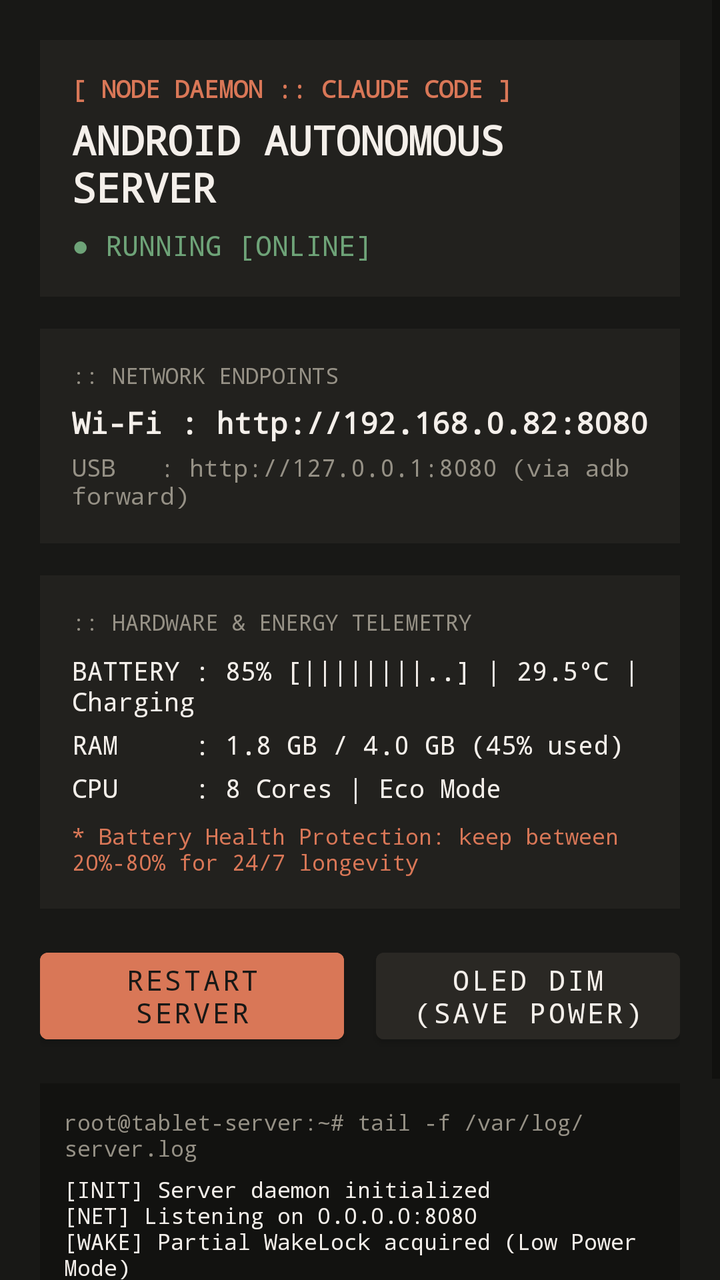
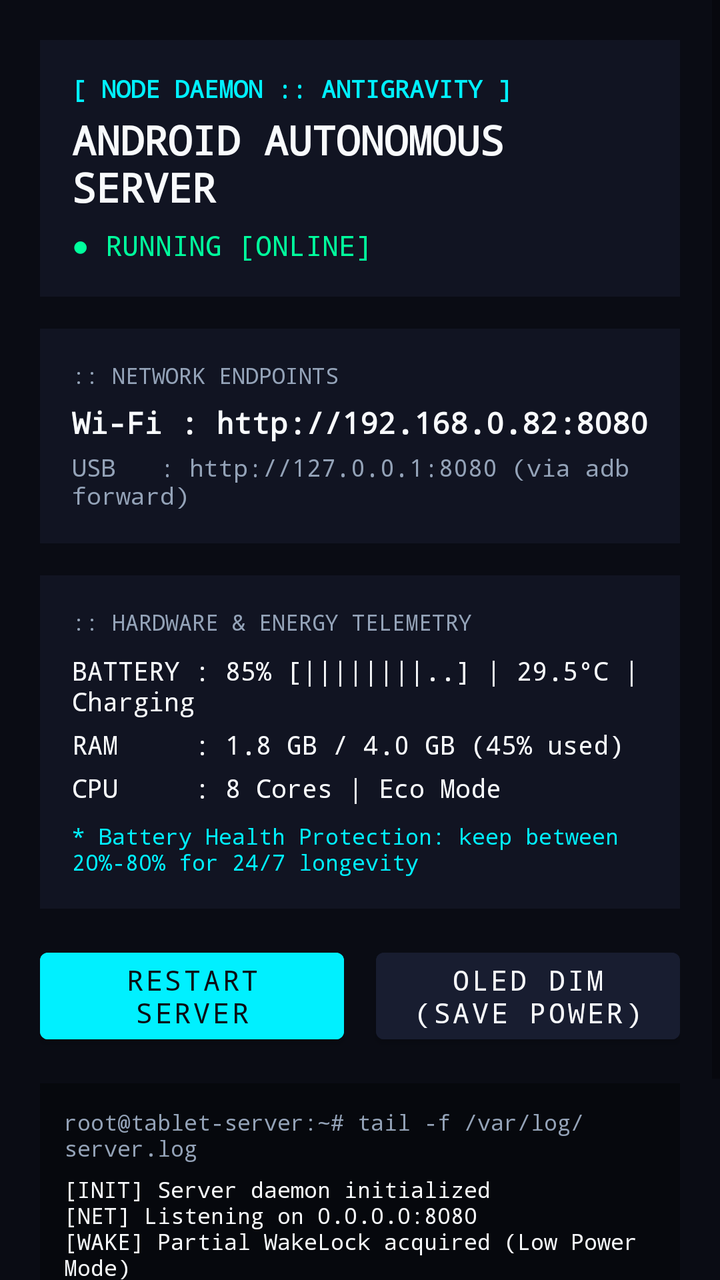

Screens rendered from an Android XML layout before and after an edit, with the pre-edit source and the edit as a unified diff.
<!-- AndroidManifest.xml: activity theme Theme.AndroidServer -->
<!-- res/layout/activity_main.xml -->
<?xml version="1.0" encoding="utf-8"?>
<ScrollView xmlns:android="http://schemas.android.com/apk/res/android"
    android:layout_width="match_parent"
    android:layout_height="match_parent"
    android:background="@color/bg_main"
    android:fillViewport="true">

    <LinearLayout
        android:layout_width="match_parent"
        android:layout_height="wrap_content"
        android:orientation="vertical"
        android:padding="20dp">

        
        <LinearLayout
            android:layout_width="match_parent"
            android:layout_height="wrap_content"
            android:background="@color/bg_surface"
            android:orientation="vertical"
            android:padding="16dp"
            android:layout_marginBottom="16dp">

            <TextView
                android:layout_width="wrap_content"
                android:layout_height="wrap_content"
                android:fontFamily="monospace"
                android:text="[ NODE DAEMON :: CLAUDE CODE ]"
                android:textColor="@color/accent_claude"
                android:textSize="12sp"
                android:textStyle="bold" />

            <TextView
                android:id="@+id/tvDeviceTitle"
                android:layout_width="wrap_content"
                android:layout_height="wrap_content"
                android:fontFamily="monospace"
                android:text="ANDROID AUTONOMOUS SERVER"
                android:textColor="@color/text_primary"
                android:textSize="20sp"
                android:textStyle="bold"
                android:layout_marginTop="4dp" />

            <TextView
                android:id="@+id/tvServerStatusBadge"
                android:layout_width="wrap_content"
                android:layout_height="wrap_content"
                android:fontFamily="monospace"
                android:text="● RUNNING [ONLINE]"
                android:textColor="@color/status_green"
                android:textSize="14sp"
                android:layout_marginTop="6dp" />
        </LinearLayout>

        
        <LinearLayout
            android:layout_width="match_parent"
            android:layout_height="wrap_content"
            android:background="@color/bg_surface"
            android:orientation="vertical"
            android:padding="16dp"
            android:layout_marginBottom="16dp">

            <TextView
                android:layout_width="wrap_content"
                android:layout_height="wrap_content"
                android:fontFamily="monospace"
                android:text=":: NETWORK ENDPOINTS"
                android:textColor="@color/text_secondary"
                android:textSize="11sp" />

            <TextView
                android:id="@+id/tvNetworkUrl"
                android:layout_width="wrap_content"
                android:layout_height="wrap_content"
                android:fontFamily="monospace"
                android:text="Wi-Fi : http://192.168.0.82:8080"
                android:textColor="@color/text_primary"
                android:textSize="15sp"
                android:textStyle="bold"
                android:layout_marginTop="6dp" />

            <TextView
                android:id="@+id/tvUsbUrl"
                android:layout_width="wrap_content"
                android:layout_height="wrap_content"
                android:fontFamily="monospace"
                android:text="USB   : http://127.0.0.1:8080 (via adb forward)"
                android:textColor="@color/text_secondary"
                android:textSize="12sp"
                android:layout_marginTop="4dp" />
        </LinearLayout>

        
        <LinearLayout
            android:layout_width="match_parent"
            android:layout_height="wrap_content"
            android:background="@color/bg_surface"
            android:orientation="vertical"
            android:padding="16dp"
            android:layout_marginBottom="16dp">

            <TextView
                android:layout_width="wrap_content"
                android:layout_height="wrap_content"
                android:fontFamily="monospace"
                android:text=":: HARDWARE &amp; ENERGY TELEMETRY"
                android:textColor="@color/text_secondary"
                android:textSize="11sp" />

            <TextView
                android:id="@+id/tvBatteryStats"
                android:layout_width="wrap_content"
                android:layout_height="wrap_content"
                android:fontFamily="monospace"
                android:text="BATTERY : 85% [||||||||..] | 29.5°C | Charging"
                android:textColor="@color/text_primary"
                android:textSize="13sp"
                android:layout_marginTop="8dp" />

            <TextView
                android:id="@+id/tvMemoryStats"
                android:layout_width="wrap_content"
                android:layout_height="wrap_content"
                android:fontFamily="monospace"
                android:text="RAM     : 1.8 GB / 4.0 GB (45% used)"
                android:textColor="@color/text_primary"
                android:textSize="13sp"
                android:layout_marginTop="4dp" />

            <TextView
                android:id="@+id/tvCpuStats"
                android:layout_width="wrap_content"
                android:layout_height="wrap_content"
                android:fontFamily="monospace"
                android:text="CPU     : 8 Cores | Eco Mode"
                android:textColor="@color/text_primary"
                android:textSize="13sp"
                android:layout_marginTop="4dp" />

            <TextView
                android:id="@+id/tvBatteryAdvice"
                android:layout_width="wrap_content"
                android:layout_height="wrap_content"
                android:fontFamily="monospace"
                android:text="* Battery Health Protection: keep between 20%-80% for 24/7 longevity"
                android:textColor="@color/accent_claude"
                android:textSize="11sp"
                android:layout_marginTop="8dp" />
        </LinearLayout>

        
        <LinearLayout
            android:layout_width="match_parent"
            android:layout_height="wrap_content"
            android:orientation="horizontal"
            android:layout_marginBottom="16dp">

            <Button
                android:id="@+id/btnToggleServer"
                android:layout_width="0dp"
                android:layout_height="wrap_content"
                android:layout_weight="1"
                android:fontFamily="monospace"
                android:text="RESTART SERVER"
                android:backgroundTint="@color/accent_claude"
                android:textColor="@color/bg_main"
                android:layout_marginEnd="8dp" />

            <Button
                android:id="@+id/btnDimScreen"
                android:layout_width="0dp"
                android:layout_height="wrap_content"
                android:layout_weight="1"
                android:fontFamily="monospace"
                android:text="OLED DIM (SAVE POWER)"
                android:backgroundTint="@color/bg_surface_alt"
                android:textColor="@color/text_primary"
                android:layout_marginStart="8dp" />
        </LinearLayout>

        
        <LinearLayout
            android:layout_width="match_parent"
            android:layout_height="wrap_content"
            android:background="@color/terminal_black"
            android:orientation="vertical"
            android:padding="12dp">

            <TextView
                android:layout_width="wrap_content"
                android:layout_height="wrap_content"
                android:fontFamily="monospace"
                android:text="root@tablet-server:~# tail -f /var/log/server.log"
                android:textColor="@color/text_secondary"
                android:textSize="11sp" />

            <TextView
                android:id="@+id/tvLogs"
                android:layout_width="match_parent"
                android:layout_height="140dp"
                android:fontFamily="monospace"
                android:textColor="@color/text_primary"
                android:textSize="11sp"
                android:scrollbars="vertical"
                android:text="[INIT] Server daemon initialized\n[NET] Listening on 0.0.0.0:8080\n[WAKE] Partial WakeLock acquired (Low Power Mode)\n[READY] Awaiting requests..."
                android:layout_marginTop="6dp" />
        </LinearLayout>

    </LinearLayout>
</ScrollView>
<!-- resources referenced by this layout -->
<resources>
  <color name="accent_claude">#D97757</color>
  <color name="bg_main">#181816</color>
  <color name="bg_surface">#22211E</color>
  <color name="bg_surface_alt">#2A2824</color>
  <color name="status_green">#6EA378</color>
  <color name="terminal_black">#121210</color>
  <color name="text_primary">#F4EFEA</color>
  <color name="text_secondary">#969186</color>
  <style name="Theme.AndroidServer" parent="Theme.MaterialComponents.DayNight.NoActionBar">
          <item name="colorPrimary">@color/accent_claude</item>
          <item name="colorPrimaryVariant">@color/accent_claude_light</item>
          <item name="colorOnPrimary">@color/bg_main</item>
          <item name="android:windowBackground">@color/bg_main</item>
          <item name="android:statusBarColor">@color/bg_main</item>
          <item name="android:navigationBarColor">@color/bg_main</item>
      </style>
  <color name="accent_claude_light">#E28768</color>
</resources>

<!-- the commit's change to res/layout/activity_main.xml (unified diff, before → after) -->
@@ -24,8 +24,8 @@
                 android:layout_width="wrap_content"
                 android:layout_height="wrap_content"
                 android:fontFamily="monospace"
-                android:text="[ NODE DAEMON :: CLAUDE CODE ]"
-                android:textColor="@color/accent_claude"
+                android:text="[ NODE DAEMON :: ANTIGRAVITY ]"
+                android:textColor="@color/accent_antigravity"
                 android:textSize="12sp"
                 android:textStyle="bold" />
 
@@ -143,7 +143,7 @@
                 android:layout_height="wrap_content"
                 android:fontFamily="monospace"
                 android:text="* Battery Health Protection: keep between 20%-80% for 24/7 longevity"
-                android:textColor="@color/accent_claude"
+                android:textColor="@color/accent_antigravity"
                 android:textSize="11sp"
                 android:layout_marginTop="8dp" />
         </LinearLayout>
@@ -162,7 +162,7 @@
                 android:layout_weight="1"
                 android:fontFamily="monospace"
                 android:text="RESTART SERVER"
-                android:backgroundTint="@color/accent_claude"
+                android:backgroundTint="@color/accent_antigravity"
                 android:textColor="@color/bg_main"
                 android:layout_marginEnd="8dp" />
 
<!-- resource entries referenced after the edit -->
@@ -1,21 +1,21 @@
 <!-- resources referenced by this layout -->
 <resources>
-  <color name="accent_claude">#D97757</color>
-  <color name="bg_main">#181816</color>
-  <color name="bg_surface">#22211E</color>
-  <color name="bg_surface_alt">#2A2824</color>
-  <color name="status_green">#6EA378</color>
-  <color name="terminal_black">#121210</color>
-  <color name="text_primary">#F4EFEA</color>
-  <color name="text_secondary">#969186</color>
+  <color name="accent_antigravity">#00F0FF</color>
+  <color name="bg_main">#0A0C14</color>
+  <color name="bg_surface">#111422</color>
+  <color name="bg_surface_alt">#181D30</color>
+  <color name="status_green">#00FF9D</color>
+  <color name="terminal_black">#06080D</color>
+  <color name="text_primary">#F8FAFC</color>
+  <color name="text_secondary">#94A3B8</color>
   <style name="Theme.AndroidServer" parent="Theme.MaterialComponents.DayNight.NoActionBar">
-          <item name="colorPrimary">@color/accent_claude</item>
-          <item name="colorPrimaryVariant">@color/accent_claude_light</item>
+          <item name="colorPrimary">@color/accent_antigravity</item>
+          <item name="colorPrimaryVariant">@color/accent_antigravity_purple</item>
           <item name="colorOnPrimary">@color/bg_main</item>
           <item name="android:windowBackground">@color/bg_main</item>
           <item name="android:statusBarColor">@color/bg_main</item>
           <item name="android:navigationBarColor">@color/bg_main</item>
       </style>
-  <color name="accent_claude_light">#E28768</color>
+  <color name="accent_antigravity_purple">#A855F7</color>
 </resources>
 
